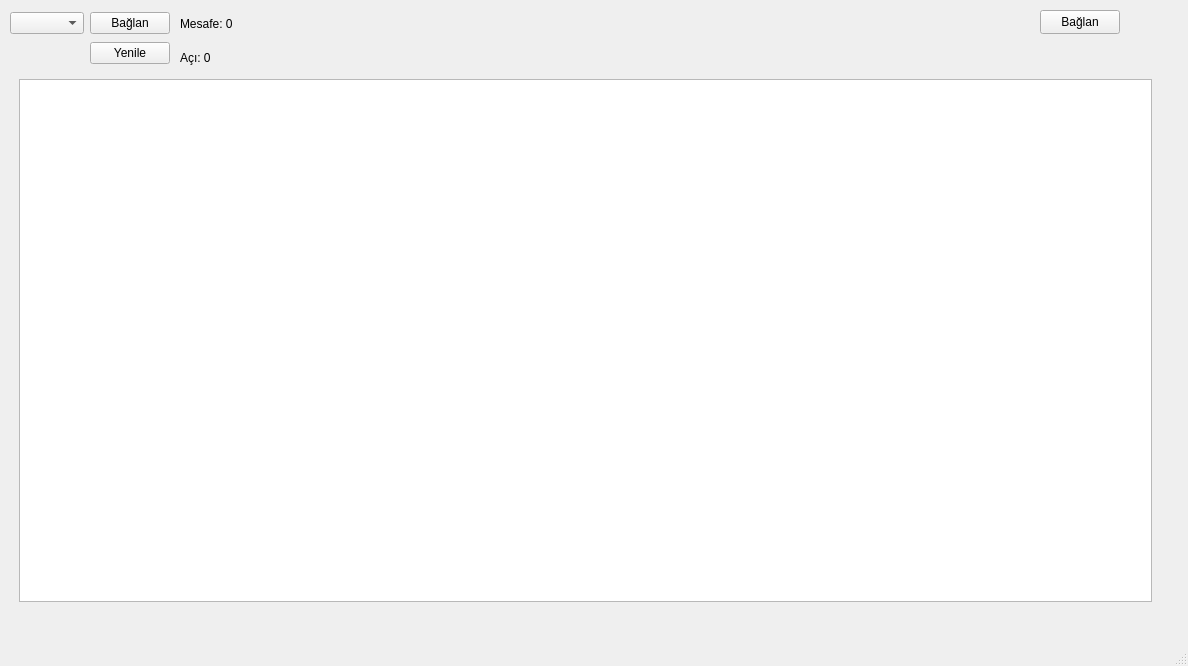
Qt form mainwindow.ui (tunahanozkezer/lidar_hmi) before a commit.
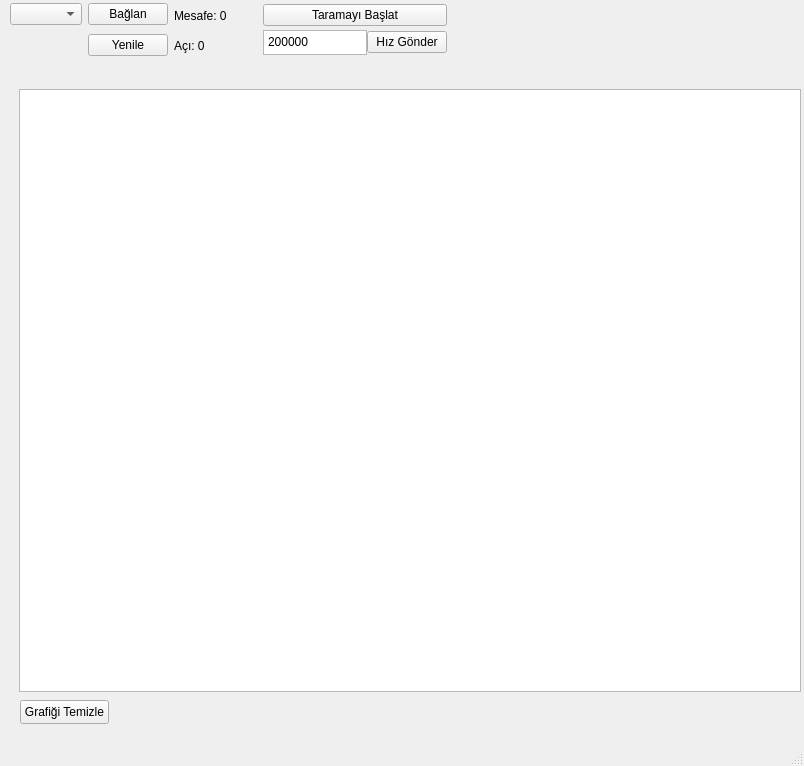
The same form after that commit.

Commit message: [update]added speed mode and graph clean

The edit to the form file:
```diff
--- a/mainwindow.ui
+++ b/mainwindow.ui
@@ -6,23 +6,80 @@
    <rect>
     <x>0</x>
     <y>0</y>
-    <width>1188</width>
-    <height>666</height>
+    <width>804</width>
+    <height>766</height>
    </rect>
   </property>
   <property name="windowTitle">
    <string>MainWindow</string>
   </property>
   <widget class="QWidget" name="centralwidget">
-   <widget class="QWidget" name="gridLayoutWidget">
+   <widget class="QFrame" name="horizontalFrame">
     <property name="geometry">
      <rect>
       <x>10</x>
-      <y>10</y>
-      <width>160</width>
-      <height>56</height>
+      <y>80</y>
+      <width>800</width>
+      <height>621</height>
      </rect>
     </property>
+    <property name="maximumSize">
+     <size>
+      <width>800</width>
+      <height>800</height>
+     </size>
+    </property>
+    <layout class="QHBoxLayout" name="horizontalLayout">
+     <item>
+      <widget class="QGraphicsView" name="graphicsView">
+       <property name="maximumSize">
+        <size>
+         <width>800</width>
+         <height>800</height>
+        </size>
+       </property>
+      </widget>
+     </item>
+    </layout>
+   </widget>
+   <widget class="QPushButton" name="grafik_temizle_btn">
+    <property name="geometry">
+     <rect>
+      <x>20</x>
+      <y>700</y>
+      <width>89</width>
+      <height>24</height>
+     </rect>
+    </property>
+    <property name="inputMethodHints">
+     <set>Qt::ImhNone</set>
+    </property>
+    <property name="text">
+     <string>Grafiği Temizle</string>
+    </property>
+    <property name="autoDefault">
+     <bool>false</bool>
+    </property>
+    <property name="default">
+     <bool>false</bool>
+    </property>
+    <property name="flat">
+     <bool>false</bool>
+    </property>
+   </widget>
+   <widget class="QWidget" name="horizontalLayoutWidget_3">
+    <property name="geometry">
+     <rect>
+      <x>10</x>
+      <y>0</y>
+      <width>437</width>
+      <height>61</height>
+     </rect>
+    </property>
+    <layout class="QHBoxLayout" name="Buton_ve_label">
+     <item>
+      <layout class="QHBoxLayout" name="horizontalLayout_3">
+       <item>
     <layout class="QGridLayout" name="gridLayout">
      <item row="0" column="0">
       <widget class="QComboBox" name="COMCombo"/>
@@ -66,32 +123,24 @@
       </widget>
      </item>
     </layout>
-   </widget>
-   <widget class="QFrame" name="horizontalFrame">
-    <property name="geometry">
-     <rect>
-      <x>10</x>
-      <y>70</y>
-      <width>1151</width>
-      <height>541</height>
-     </rect>
-    </property>
-    <layout class="QHBoxLayout" name="horizontalLayout">
-     <item>
-      <widget class="QGraphicsView" name="graphicsView"/>
-     </item>
-    </layout>
-   </widget>
-   <widget class="QWidget" name="verticalLayoutWidget">
-    <property name="geometry">
-     <rect>
-      <x>180</x>
-      <y>10</y>
-      <width>101</width>
-      <height>61</height>
-     </rect>
-    </property>
+       </item>
+       <item>
     <layout class="QVBoxLayout" name="verticalLayout">
+         <property name="spacing">
+          <number>0</number>
+         </property>
+         <property name="sizeConstraint">
+          <enum>QLayout::SetMinimumSize</enum>
+         </property>
+         <property name="leftMargin">
+          <number>0</number>
+         </property>
+         <property name="topMargin">
+          <number>0</number>
+         </property>
+         <property name="rightMargin">
+          <number>30</number>
+         </property>
      <item>
       <widget class="QLabel" name="distance_lbl">
        <property name="text">
@@ -107,21 +156,60 @@
       </widget>
      </item>
     </layout>
-   </widget>
+       </item>
+       <item>
+        <layout class="QVBoxLayout" name="verticalLayout_2">
+         <property name="spacing">
+          <number>0</number>
+         </property>
+         <item>
    <widget class="QPushButton" name="lidar_start_btn">
-    <property name="geometry">
-     <rect>
-      <x>1040</x>
-      <y>10</y>
-      <width>80</width>
-      <height>24</height>
-     </rect>
-    </property>
+           <property name="inputMethodHints">
+            <set>Qt::ImhNone</set>
+           </property>
+           <property name="text">
+            <string>Taramayı Başlat</string>
+           </property>
+           <property name="autoDefault">
+            <bool>false</bool>
+           </property>
+           <property name="default">
+            <bool>false</bool>
+           </property>
+           <property name="flat">
+            <bool>false</bool>
+           </property>
+          </widget>
+         </item>
+         <item>
+          <layout class="QHBoxLayout" name="horizontalLayout_2">
+           <item>
+            <widget class="QTextEdit" name="speed_tb">
+             <property name="maximumSize">
+              <size>
+               <width>16777215</width>
+               <height>25</height>
+              </size>
+             </property>
+             <property name="html">
+              <string>&lt;!DOCTYPE HTML PUBLIC &quot;-//W3C//DTD HTML 4.0//EN&quot; &quot;http://www.w3.org/TR/REC-html40/strict.dtd&quot;&gt;
+&lt;html&gt;&lt;head&gt;&lt;meta name=&quot;qrichtext&quot; content=&quot;1&quot; /&gt;&lt;meta charset=&quot;utf-8&quot; /&gt;&lt;style type=&quot;text/css&quot;&gt;
+p, li { white-space: pre-wrap; }
+hr { height: 1px; border-width: 0; }
+li.unchecked::marker { content: &quot;\2610&quot;; }
+li.checked::marker { content: &quot;\2612&quot;; }
+&lt;/style&gt;&lt;/head&gt;&lt;body style=&quot; font-family:'Segoe UI'; font-size:9pt; font-weight:400; font-style:normal;&quot;&gt;
+&lt;p style=&quot; margin-top:0px; margin-bottom:0px; margin-left:0px; margin-right:0px; -qt-block-indent:0; text-indent:0px;&quot;&gt;200000&lt;/p&gt;&lt;/body&gt;&lt;/html&gt;</string>
+             </property>
+            </widget>
+           </item>
+           <item>
+            <widget class="QPushButton" name="speed_btn">
     <property name="inputMethodHints">
      <set>Qt::ImhNone</set>
     </property>
     <property name="text">
-     <string>Bağlan</string>
+              <string>Hız Gönder</string>
     </property>
     <property name="autoDefault">
      <bool>false</bool>
@@ -132,6 +220,15 @@
     <property name="flat">
      <bool>false</bool>
     </property>
+            </widget>
+           </item>
+          </layout>
+         </item>
+        </layout>
+       </item>
+      </layout>
+     </item>
+    </layout>
    </widget>
   </widget>
   <widget class="QMenuBar" name="menubar">
```
Left out of the diff: 2 changed lines with no effect on the pictures. Lines whose indentation alone changed are shown as unchanged. The commit also changes 6 other files.
